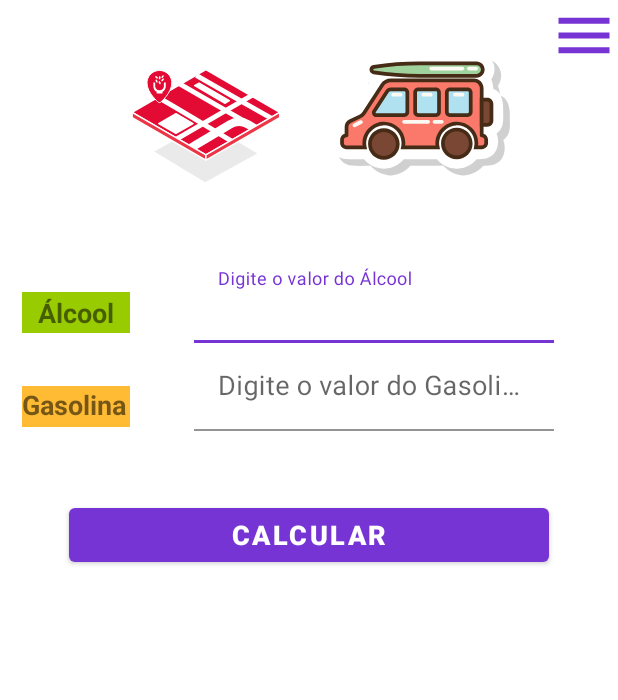
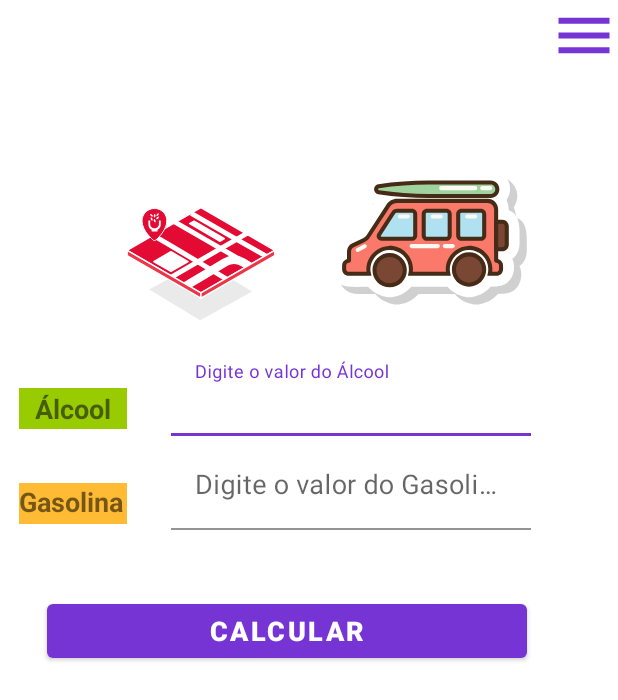
Before and after one commit to RodrigoDiasSoares/CarNote, an Android app: the AlcoolOuGasolina screen opened directly, with no data from a screen before it, on a phone screen of 412 x 824 dp. Shown: the top 700 px of the screen. Run offline under Robolectric (Android 15) with nearby library versions, the phone set to English and light mode, and no system bars; our stand-ins replace AdMob.

Commit message:
Arrumando dimenções de Layouts, alterando Detalhes para Data.

```diff
--- a/app/src/main/java/br/com/CarNote/activity/DataBase/GastosDAO.java
+++ b/app/src/main/java/br/com/CarNote/activity/DataBase/GastosDAO.java
@@ -26,7 +26,7 @@ public class GastosDAO implements iGastosDAO{
         ContentValues cv = new ContentValues();
         cv.put("titulo",gastos.getTitulo());
         cv.put("preco",gastos.getPreco());
-        cv.put("detalhes",gastos.getDetalhes());
+        cv.put("detalhes",gastos.getData());
         try {
             escrever.insert(DbHelper.TABELA_GASTOS,null,cv);
             Log.i("INFO","Sucesso ao salvar Gasto ");
@@ -43,7 +43,7 @@ public class GastosDAO implements iGastosDAO{
         ContentValues cv = new ContentValues();
         cv.put("titulo",gastos.getTitulo());
         cv.put("preco",gastos.getPreco());
-        cv.put("detalhes",gastos.getDetalhes());
+        cv.put("detalhes",gastos.getData());
         try {
             String[] args = {gastos.getId().toString()};
             escrever.update(DbHelper.TABELA_GASTOS,cv,"id=",args);
@@ -84,7 +84,7 @@ public class GastosDAO implements iGastosDAO{
             gastos.setId(id);
             gastos.setTitulo(tituloGasto);
             gastos.setPreco(precoGasto);
-            gastos.setDetalhes(dethalheGasto);
+            gastos.setData(dethalheGasto);
             gastosList.add(gastos);
             Log.i("DB", ""+gastos.getTitulo());
         }
--- a/app/src/main/java/br/com/CarNote/activity/adapter/AdapterGastos.java
+++ b/app/src/main/java/br/com/CarNote/activity/adapter/AdapterGastos.java
@@ -34,7 +34,7 @@ public class AdapterGastos extends RecyclerView.Adapter<AdapterGastos.MyViewHold
         Gastos toDo = gastosList.get(position);
         holder.itenList.setText(toDo.getTitulo());
         holder.preco.setText(String.valueOf(toDo.getPreco()));
-        holder.data.setText("19/12/2019");
+        holder.data.setText(toDo.getData());
         Log.i("tarefaAdapter", toDo.getTitulo());
     }
 
--- a/app/src/main/res/layout/activity_alcool_ou_gasolina.xml
+++ b/app/src/main/res/layout/activity_alcool_ou_gasolina.xml
@@ -6,12 +6,27 @@
     android:layout_height="match_parent"
     tools:context=".activity.activitys.AlcoolOuGasolina">
 
+
+    <Button
+        android:id="@+id/buttonCalcularAlcoolOuGasolina"
+        android:layout_width="320dp"
+        android:layout_height="wrap_content"
+        android:layout_marginTop="64dp"
+        android:onClick="calcularPreco"
+        android:text="Calcular"
+        android:textSize="18sp"
+        android:textStyle="bold"
+        app:layout_constraintEnd_toEndOf="parent"
+        app:layout_constraintHorizontal_bias="0.34"
+        app:layout_constraintStart_toStartOf="parent"
+        app:layout_constraintTop_toTopOf="@+id/guideline2" />
+
     <TextView
         android:id="@+id/textViewKm"
         android:layout_width="72dp"
         android:layout_height="27dp"
-        android:layout_marginStart="10dp"
-        android:layout_marginLeft="10dp"
+        android:layout_marginStart="8dp"
+        android:layout_marginLeft="8dp"
         android:layout_marginTop="35dp"
         android:layout_marginBottom="40dp"
         android:background="@android:color/holo_orange_light"
@@ -21,15 +36,15 @@
         app:layout_constraintBottom_toTopOf="@+id/buttonCalcularAlcoolOuGasolina"
         app:layout_constraintStart_toStartOf="@+id/guideline3"
         app:layout_constraintTop_toBottomOf="@+id/textViewLitros"
-        app:layout_constraintVertical_bias="0.0" />
+        app:layout_constraintVertical_bias="0.111" />
 
     <TextView
         android:id="@+id/textViewLitros"
         android:layout_width="72dp"
         android:layout_height="27dp"
-        android:layout_marginStart="10dp"
-        android:layout_marginLeft="10dp"
-        android:layout_marginTop="36dp"
+        android:layout_marginStart="8dp"
+        android:layout_marginLeft="8dp"
+        android:layout_marginTop="100dp"
         android:background="@android:color/holo_green_light"
         android:gravity="center"
         android:text="Álcool"
@@ -42,9 +57,10 @@
         android:id="@+id/textInputLayoutLitros"
         android:layout_width="240dp"
         android:layout_height="60dp"
-        android:layout_marginTop="10dp"
+        android:layout_marginTop="72dp"
         android:hint="Digite o valor do Álcool"
         app:layout_constraintEnd_toEndOf="parent"
+        app:layout_constraintHorizontal_bias="0.337"
         app:layout_constraintStart_toEndOf="@+id/textViewLitros"
         app:layout_constraintTop_toTopOf="@+id/guideline">
 
@@ -65,8 +81,10 @@
         android:id="@+id/textInputLayoutKm"
         android:layout_width="240dp"
         android:layout_height="60dp"
+        android:layout_marginTop="4dp"
         android:hint="Digite o valor do Gasolina"
         app:layout_constraintEnd_toEndOf="parent"
+        app:layout_constraintHorizontal_bias="0.337"
         app:layout_constraintStart_toEndOf="@+id/textViewKm"
         app:layout_constraintTop_toBottomOf="@+id/textInputLayoutLitros">
 
@@ -83,26 +101,13 @@
             android:visibility="visible" />
     </com.google.android.material.textfield.TextInputLayout>
 
-    <Button
-        android:id="@+id/buttonCalcularAlcoolOuGasolina"
-        android:layout_width="320dp"
-        android:layout_height="wrap_content"
-        android:onClick="calcularPreco"
-        android:text="Calcular"
-        android:textSize="18sp"
-        android:textStyle="bold"
-        app:layout_constraintEnd_toEndOf="parent"
-        app:layout_constraintStart_toStartOf="parent"
-        app:layout_constraintTop_toTopOf="@+id/guideline2" />
-
-
     <com.airbnb.lottie.LottieAnimationView
-        android:layout_width="180dp"
-        android:layout_height="143dp"
-        android:layout_marginTop="4dp"
+        android:layout_width="220dp"
+        android:layout_height="156dp"
+        android:layout_marginTop="80dp"
         android:contentDescription="@string/app_name"
         app:layout_constraintEnd_toEndOf="parent"
-        app:layout_constraintHorizontal_bias="0.818"
+        app:layout_constraintHorizontal_bias="0.916"
         app:layout_constraintStart_toStartOf="parent"
         app:layout_constraintTop_toTopOf="parent"
         app:lottie_autoPlay="true"
@@ -113,10 +118,10 @@
         android:id="@+id/lottieAnimationView3"
         android:layout_width="180dp"
         android:layout_height="143dp"
-        android:layout_marginTop="4dp"
+        android:layout_marginTop="96dp"
         android:contentDescription="@string/app_name"
         app:layout_constraintEnd_toEndOf="parent"
-        app:layout_constraintHorizontal_bias="0.203"
+        app:layout_constraintHorizontal_bias="0.19"
         app:layout_constraintStart_toStartOf="parent"
         app:layout_constraintTop_toTopOf="parent"
         app:lottie_autoPlay="true"
@@ -147,13 +152,13 @@
     <com.google.android.gms.ads.AdView
         android:id="@+id/adViewAlcoolOuGasolina"
         android:layout_width="350dp"
-        android:layout_height="203dp"
+        android:layout_height="148dp"
         android:layout_marginTop="38dp"
+        app:adSize="BANNER"
+        app:adUnitId="ca-app-pub-9067087122803339/1181678983"
         app:layout_constraintEnd_toEndOf="parent"
         app:layout_constraintStart_toStartOf="parent"
-        app:layout_constraintTop_toBottomOf="@+id/buttonCalcularAlcoolOuGasolina"
-        app:adSize="BANNER"
-        app:adUnitId="ca-app-pub-9067087122803339/1181678983"/>
+        app:layout_constraintTop_toBottomOf="@+id/buttonCalcularAlcoolOuGasolina" />
 
     <Button
         android:id="@+id/button"
--- a/app/src/main/res/layout/activity_consumo_por_litro.xml
+++ b/app/src/main/res/layout/activity_consumo_por_litro.xml
@@ -51,12 +51,12 @@
     <Button
         android:id="@+id/buttonCalcularAlcoolOuGasolina"
         android:layout_width="320dp"
-        android:layout_height="0dp"
+        android:layout_height="wrap_content"
         android:layout_marginTop="64dp"
         android:text="Calcular"
         android:textSize="18sp"
         android:textStyle="bold"
-        app:layout_constraintEnd_toStartOf="@+id/guideline6"
+        app:layout_constraintEnd_toEndOf="parent"
         app:layout_constraintStart_toStartOf="parent"
         app:layout_constraintTop_toTopOf="@+id/guideline2" />
 
```
Also changed, not shown: app/src/main/java/br/com/CarNote/activity/activitys/AddGastosComOCarroActivity.java (+10 -12 lines), app/src/main/java/br/com/CarNote/activity/model/Gastos.java (+5 -5 lines), app/src/main/res/layout/activity_add_gastos_com_o_carro.xml (+9 -11 lines).
